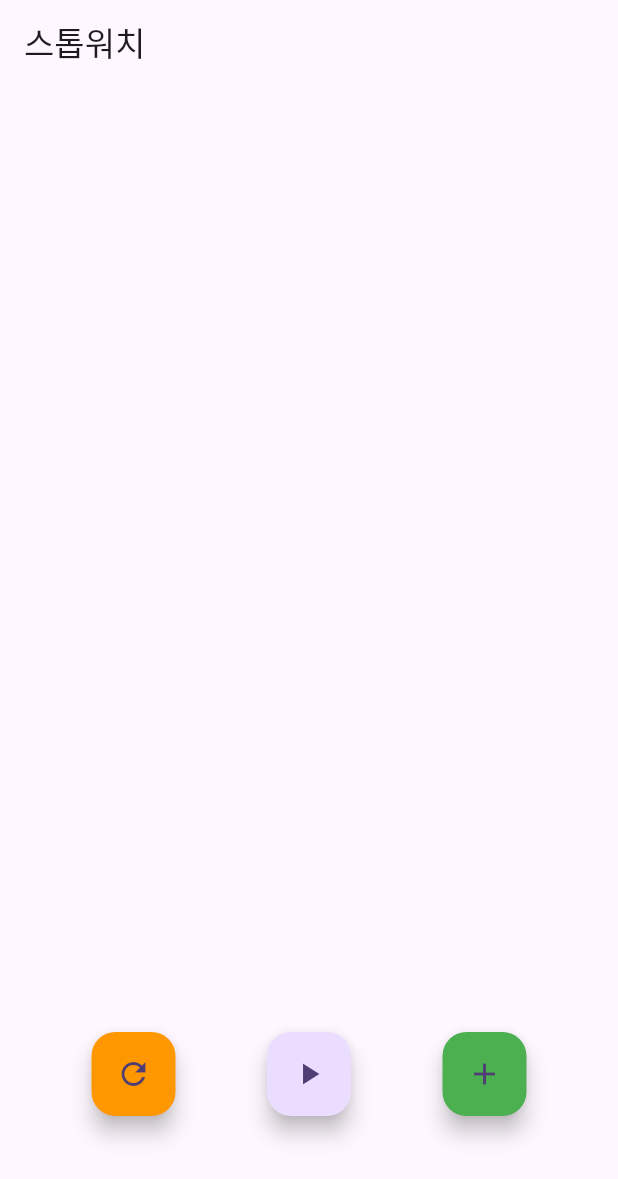
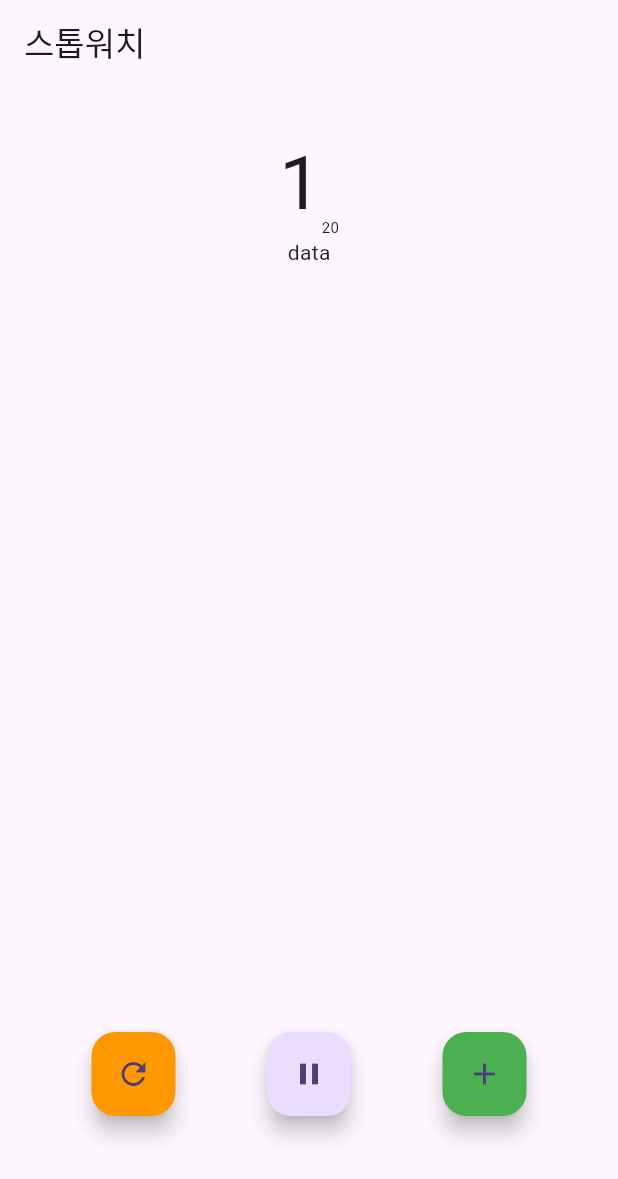
Before and after one commit to jungeun272/stopwatch, a Flutter app: the screen it shows after launch, after a tap on the "play arrow" icon, on a phone screen of 412 x 824 dp. Shown: the top 1179 px of the screen. Run offline on Flutter 3.47's test engine with Material 3 defaults, Android fonts, the phone set to English and light mode, and no system bars.

```diff
--- a/lib/main.dart
+++ b/lib/main.dart
@@ -1,7 +1,10 @@
+import 'dart:async';
+
 import 'package:flutter/material.dart';
 import 'package:stop_watch/stop_watch_screen.dart';
 
 void main() {
+
   runApp(const MyApp());
 }
 
--- a/lib/stop_watch_screen.dart
+++ b/lib/stop_watch_screen.dart
@@ -1,3 +1,5 @@
+import 'dart:async';
+
 import 'package:flutter/material.dart';
 
 class StopWatchScreen extends StatefulWidget {
@@ -8,14 +10,78 @@ class StopWatchScreen extends StatefulWidget {
 }
 
 class _StopWatchScreenState extends State<StopWatchScreen> {
+  Timer? _timer;
+
+  int _time = 0;
+  bool _isRunning = false;
+
+  List<String> _lapTimes = [];
+
+  void _clickButton() {
+    _isRunning = !_isRunning;
+    if (_isRunning) {
+      _start();
+    } else {
+      _pause();
+    }
+  }
+
+  void _start() {
+    _timer = Timer.periodic(Duration(milliseconds: 10), (timer) {
+      setState(() {
+        _time++;
+      });
+    });
+  }
+
+  void _pause() {
+    _timer?.cancel();
+  }
+
+  void dispose() {
+    _timer?.cancel();
+    super.dispose();
+  }
+
   @override
   Widget build(BuildContext context) {
+    int sec = _time ~/ 100;
+    String hundredth = '${_time % 100}'.padLeft(2, '0'); //두자리로 표시할거고 두자이 아닌경우에는 0을 넣겠다.
+
     return Scaffold(
       appBar: AppBar(
         title: const Text('스톱워치'),
       ),
       body: Column(
         children: [
+          SizedBox(
+            height: 30,
+          ),
+          Row(
+            mainAxisAlignment: MainAxisAlignment.center,
+            crossAxisAlignment: CrossAxisAlignment.end,
+            children: [
+              Text(
+                '$sec',
+                style: TextStyle(fontSize: 50),
+              ),
+              Text(
+                '$hundredth',
+                style: TextStyle(fontSize: 10),
+              ),
+            ],
+          ),
+          SizedBox(
+            width: 100,
+            height: 200,
+            child: ListView(
+              children: [
+                Center(
+                  child: Text('data'),
+                ),
+              ],
+            ),
+          ),
           const Spacer(),
           Row(
             mainAxisAlignment: MainAxisAlignment.spaceEvenly,
@@ -23,11 +89,17 @@ class _StopWatchScreenState extends State<StopWatchScreen> {
               FloatingActionButton(
                 backgroundColor: Colors.orange,
                 onPressed: () {},
-                child: const Icon(Icons.refresh),
+                child: Icon(Icons.refresh),
               ),
               FloatingActionButton(
-                onPressed: () {},
-                child: const Icon(Icons.play_arrow),
+                onPressed: () {
+                  setState(() {
+                    _clickButton();
+                  });
+                },
+                child: _isRunning
+                    ? const Icon(Icons.pause)
+                    : const Icon(Icons.play_arrow),
               ),
               FloatingActionButton(
                 backgroundColor: Colors.green,
@@ -36,7 +108,9 @@ class _StopWatchScreenState extends State<StopWatchScreen> {
               ),
             ],
           ),
-          const SizedBox(height: 80,),
+          const SizedBox(
+            height: 80,
+          ),
         ],
       ),
     );
```
